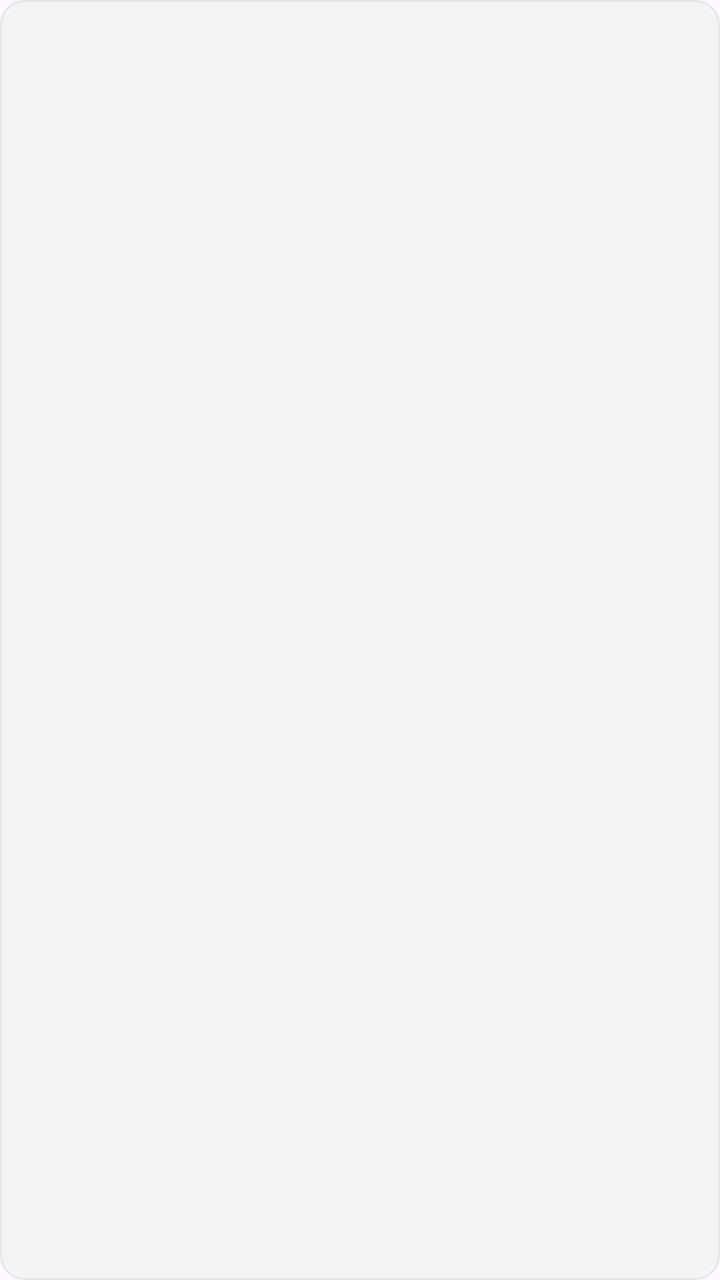
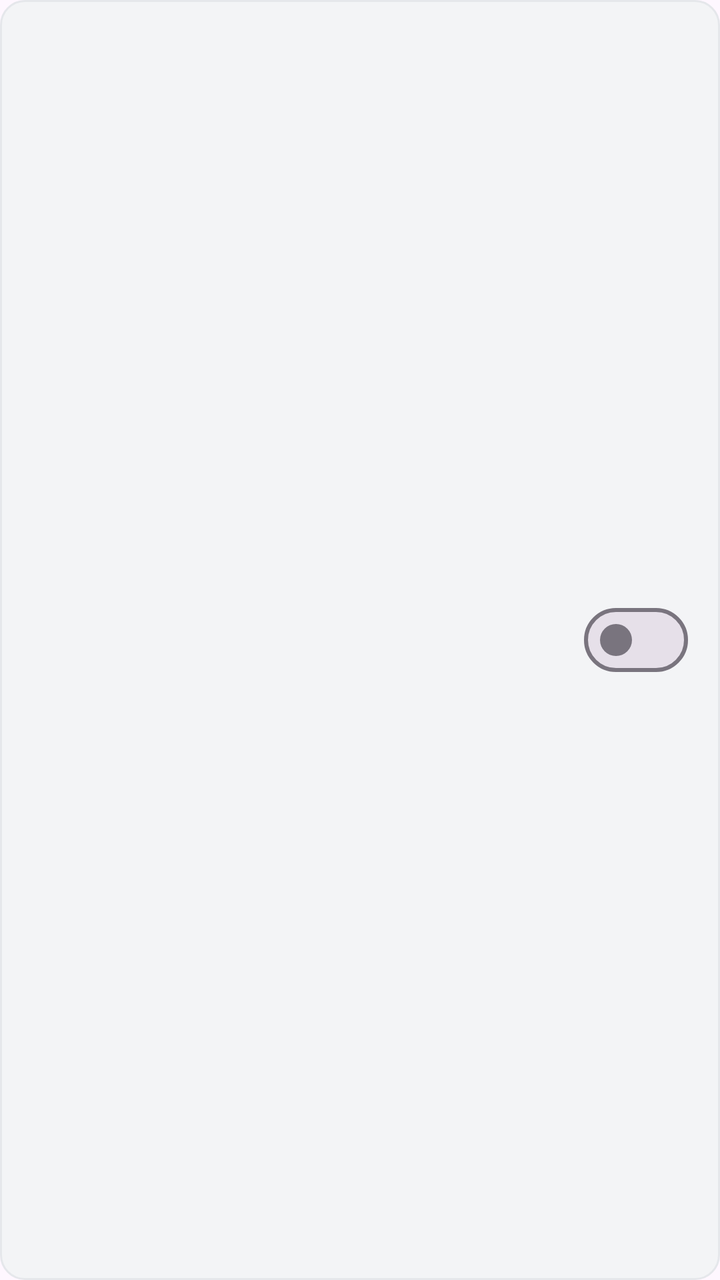

Before-and-after screenshots of an Android layout around one commit, followed by the original layout XML and the change that was made.
<!-- AndroidManifest.xml: application theme Theme.AlertAlarm -->
<!-- res/layout/item_reminder.xml -->
<?xml version="1.0" encoding="utf-8"?>
<LinearLayout xmlns:android="http://schemas.android.com/apk/res/android"
    android:layout_width="match_parent"
    android:layout_height="wrap_content"
    android:background="@drawable/card_bg"
    android:orientation="vertical"
    android:padding="14dp">

    <TextView
        android:id="@+id/itemTask"
        android:layout_width="match_parent"
        android:layout_height="wrap_content"
        android:textColor="@color/text_dark"
        android:textSize="17sp"
        android:textStyle="bold" />

    <TextView
        android:id="@+id/itemTime"
        android:layout_width="match_parent"
        android:layout_height="wrap_content"
        android:layout_marginTop="4dp"
        android:textColor="@color/text_muted"
        android:textSize="14sp" />

    <TextView
        android:id="@+id/itemStatus"
        android:layout_width="match_parent"
        android:layout_height="wrap_content"
        android:layout_marginTop="6dp"
        android:textSize="14sp"
        android:textStyle="bold" />
</LinearLayout>
<!-- resources referenced by this layout -->
<resources>
  <color name="text_dark">#111827</color>
  <color name="text_muted">#6B7280</color>
  <!-- drawable card_bg (drawable) -->
  <shape xmlns:android="http://schemas.android.com/apk/res/android" android:shape="rectangle">
      <solid android:color="@color/card" />
      <stroke android:width="1dp" android:color="@color/card_stroke" />
      <corners android:radius="12dp" />
  </shape>
  <style name="Theme.AlertAlarm" parent="Theme.Material3.DayNight">
          <item name="colorPrimary">@color/brand</item>
      </style>
  <color name="card">#F3F4F6</color>
  <color name="card_stroke">#E5E7EB</color>
  <color name="brand">#4F46E5</color>
</resources>

<!-- the commit's change to res/layout/item_reminder.xml (unified diff, before → after) -->
@@ -3,30 +3,55 @@
     android:layout_width="match_parent"
     android:layout_height="wrap_content"
     android:background="@drawable/card_bg"
-    android:orientation="vertical"
-    android:padding="14dp">
+    android:descendantFocusability="blocksDescendants"
+    android:gravity="center_vertical"
+    android:orientation="horizontal"
+    android:padding="16dp">
 
-    <TextView
-        android:id="@+id/itemTask"
-        android:layout_width="match_parent"
+    <LinearLayout
+        android:layout_width="0dp"
         android:layout_height="wrap_content"
-        android:textColor="@color/text_dark"
-        android:textSize="17sp"
-        android:textStyle="bold" />
+        android:layout_weight="1"
+        android:orientation="vertical">
 
-    <TextView
-        android:id="@+id/itemTime"
-        android:layout_width="match_parent"
+        <TextView
+            android:id="@+id/itemTime"
+            android:layout_width="wrap_content"
+            android:layout_height="wrap_content"
+            android:textColor="@color/text_dark"
+            android:textSize="32sp"
+            android:textStyle="bold" />
+
+        <TextView
+            android:id="@+id/itemUntil"
+            android:layout_width="wrap_content"
+            android:layout_height="wrap_content"
+            android:textColor="@color/text_muted"
+            android:textSize="13sp" />
+
+        <TextView
+            android:id="@+id/itemTask"
+            android:layout_width="match_parent"
+            android:layout_height="wrap_content"
+            android:layout_marginTop="6dp"
+            android:maxLines="2"
+            android:ellipsize="end"
+            android:textColor="@color/text_dark"
+            android:textSize="16sp" />
+
+        <TextView
+            android:id="@+id/itemStatus"
+            android:layout_width="wrap_content"
+            android:layout_height="wrap_content"
+            android:layout_marginTop="4dp"
+            android:textSize="13sp"
+            android:textStyle="bold" />
+    </LinearLayout>
+
+    <com.google.android.material.materialswitch.MaterialSwitch
+        android:id="@+id/itemSwitch"
+        android:layout_width="wrap_content"
         android:layout_height="wrap_content"
-        android:layout_marginTop="4dp"
-        android:textColor="@color/text_muted"
-        android:textSize="14sp" />
-
-    <TextView
-        android:id="@+id/itemStatus"
-        android:layout_width="match_parent"
-        android:layout_height="wrap_content"
-        android:layout_marginTop="6dp"
-        android:textSize="14sp"
-        android:textStyle="bold" />
+        android:layout_marginStart="12dp"
+        android:focusable="false" />
 </LinearLayout>
